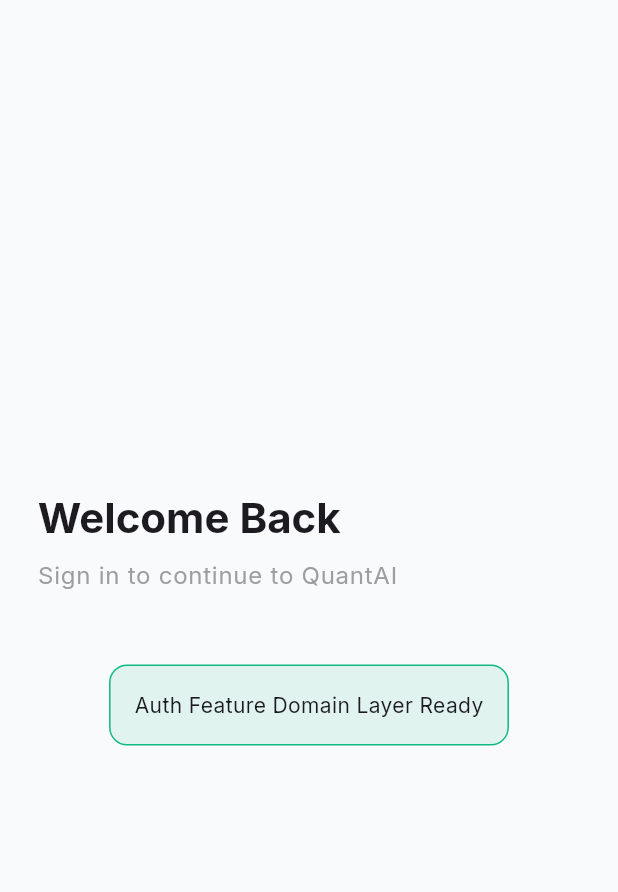
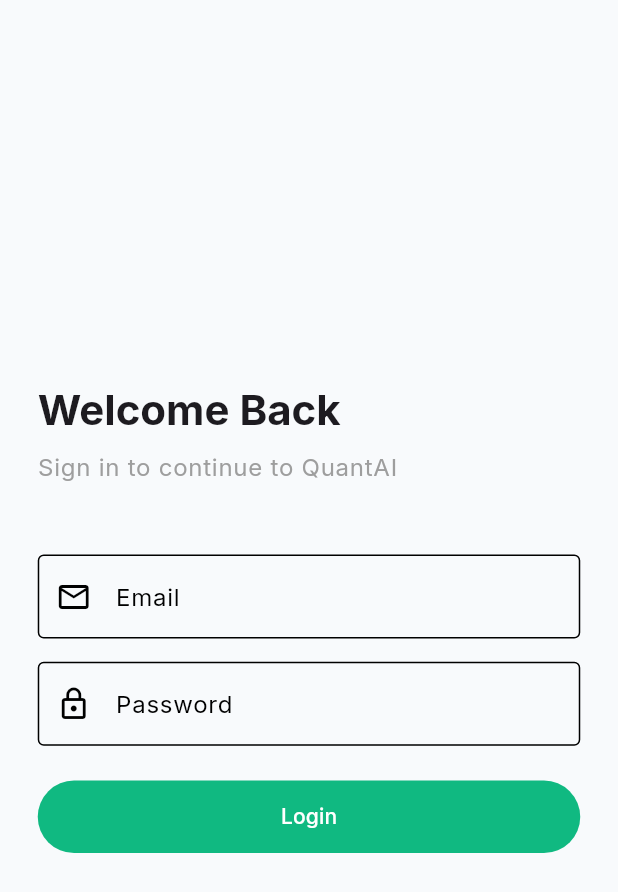
Before and after one commit to ansar7787/quant_ai, a Flutter app: the screen it shows after launch, on a phone screen of 412 x 824 dp. Shown: the top 892 px of the screen. Run offline on Flutter 3.47's test engine with Material 3 defaults, Android fonts, the phone set to English and light mode, and no system bars; our stand-ins replace dartz, equatable, flutter_bloc, flutter_screenutil, get_it, go_router and 3 more; accounts and stored records are empty.

Commit message:
Feat: Finish Auth UI (BlocConsumer + Form)

```diff
--- a/lib/features/auth/presentation/pages/login_page.dart
+++ b/lib/features/auth/presentation/pages/login_page.dart
@@ -1,24 +1,60 @@
 import 'package:flutter/material.dart';
+import 'package:flutter_bloc/flutter_bloc.dart';
 import 'package:flutter_screenutil/flutter_screenutil.dart';
+import 'package:go_router/go_router.dart';
+import 'package:quant_ai/di/injection.dart';
+import 'package:quant_ai/features/auth/presentation/bloc/auth_bloc.dart';
 
-class LoginPage extends StatelessWidget {
+class LoginPage extends StatefulWidget {
   const LoginPage({super.key});
 
   @override
+  State<LoginPage> createState() => _LoginPageState();
+}
+
+class _LoginPageState extends State<LoginPage> {
+  final _emailController = TextEditingController();
+  final _passwordController = TextEditingController();
+  final _formKey = GlobalKey<FormState>();
+
+  @override
   Widget build(BuildContext context) {
-    return Scaffold(
-      body: SafeArea(
+    return BlocProvider(
+      create: (context) => getIt<AuthBloc>(),
+      child: Scaffold(
+        body: BlocConsumer<AuthBloc, AuthState>(
+          listener: (context, state) {
+            if (state is AuthFailure) {
+              ScaffoldMessenger.of(context).showSnackBar(
+                SnackBar(
+                  content: Text(state.message),
+                  backgroundColor: Colors.red,
+                ),
+              );
+            } else if (state is AuthAuthenticated) {
+              ScaffoldMessenger.of(context).showSnackBar(
+                const SnackBar(
+                  content: Text('Login Success!'),
+                  backgroundColor: Colors.green,
+                ),
+              );
+              // context.go('/home'); // TODO: Create Home Route
+            }
+          },
+          builder: (context, state) {
+            return SafeArea(
               child: Padding(
                 padding: EdgeInsets.symmetric(horizontal: 24.w),
+                child: Form(
+                  key: _formKey,
                   child: Column(
                     mainAxisAlignment: MainAxisAlignment.center,
                     crossAxisAlignment: CrossAxisAlignment.start,
                     children: [
                       Text(
                         'Welcome Back',
-                style: Theme.of(context).textTheme.headlineMedium?.copyWith(
-                  fontWeight: FontWeight.bold,
-                ),
+                        style: Theme.of(context).textTheme.headlineMedium
+                            ?.copyWith(fontWeight: FontWeight.bold),
                       ),
                       const SizedBox(height: 8),
                       Text(
@@ -27,21 +63,52 @@
                           context,
                         ).textTheme.bodyLarge?.copyWith(color: Colors.grey),
                       ),
-              const SizedBox(height: 48),
-              // TODO: Add Form Fields and Bloc Integration
-              Center(
-                child: Container(
-                  padding: const EdgeInsets.all(16),
-                  decoration: BoxDecoration(
-                    color: Theme.of(
-                      context,
-                    ).colorScheme.primary.withOpacity(0.1),
-                    borderRadius: BorderRadius.circular(12),
-                    border: Border.all(
-                      color: Theme.of(context).colorScheme.primary,
+                      SizedBox(height: 48.h),
+                      TextFormField(
+                        controller: _emailController,
+                        decoration: const InputDecoration(
+                          labelText: 'Email',
+                          border: OutlineInputBorder(),
+                          prefixIcon: Icon(Icons.email_outlined),
                         ),
+                        validator: (value) => value?.isEmpty ?? true
+                            ? 'Please enter your email'
+                            : null,
                       ),
-                  child: const Text('Auth Feature Domain Layer Ready'),
+                      SizedBox(height: 16.h),
+                      TextFormField(
+                        controller: _passwordController,
+                        obscureText: true,
+                        decoration: const InputDecoration(
+                          labelText: 'Password',
+                          border: OutlineInputBorder(),
+                          prefixIcon: Icon(Icons.lock_outline),
+                        ),
+                        validator: (value) => value?.isEmpty ?? true
+                            ? 'Please enter your password'
+                            : null,
+                      ),
+                      SizedBox(height: 24.h),
+                      SizedBox(
+                        width: double.infinity,
+                        height: 50.h,
+                        child: FilledButton(
+                          onPressed: state is AuthLoading
+                              ? null
+                              : () {
+                                  if (_formKey.currentState?.validate() ??
+                                      false) {
+                                    context.read<AuthBloc>().add(
+                                      AuthLoginRequested(
+                                        email: _emailController.text,
+                                        password: _passwordController.text,
+                                      ),
+                                    );
+                                  }
+                                },
+                          child: state is AuthLoading
+                              ? const CircularProgressIndicator.adaptive()
+                              : const Text('Login'),
                         ),
                       ),
                     ],
@@ -49,5 +116,9 @@
                 ),
               ),
             );
+          },
+        ),
+      ),
+    );
   }
 }
```
Lines whose indentation alone changed are shown as unchanged.
